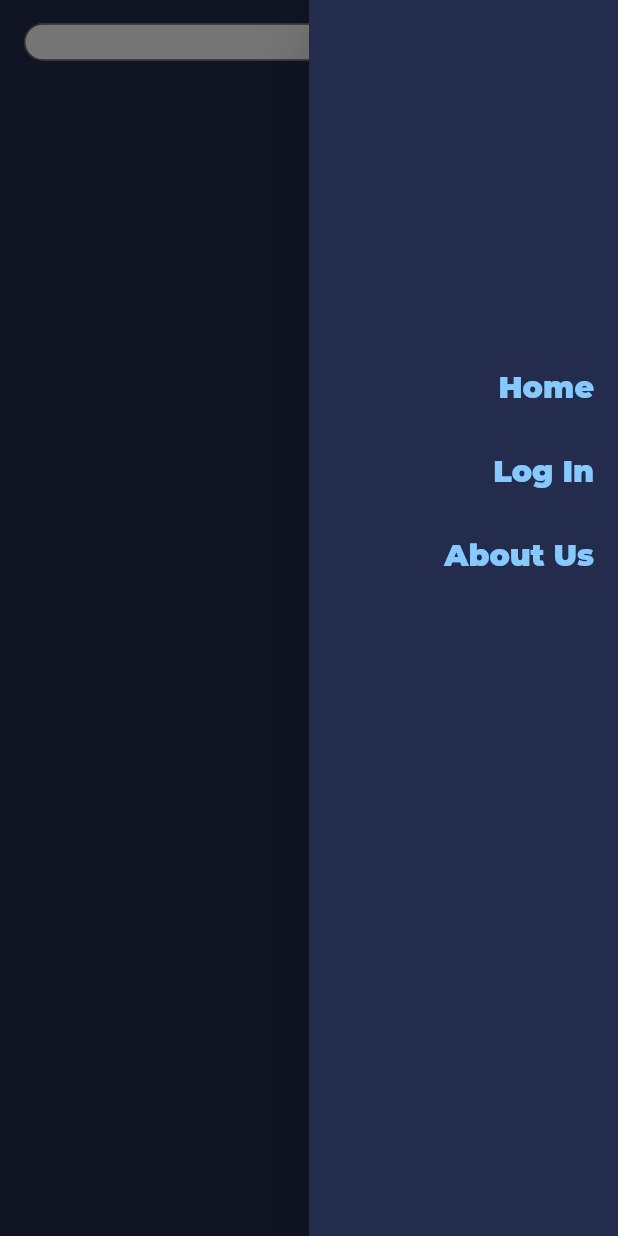
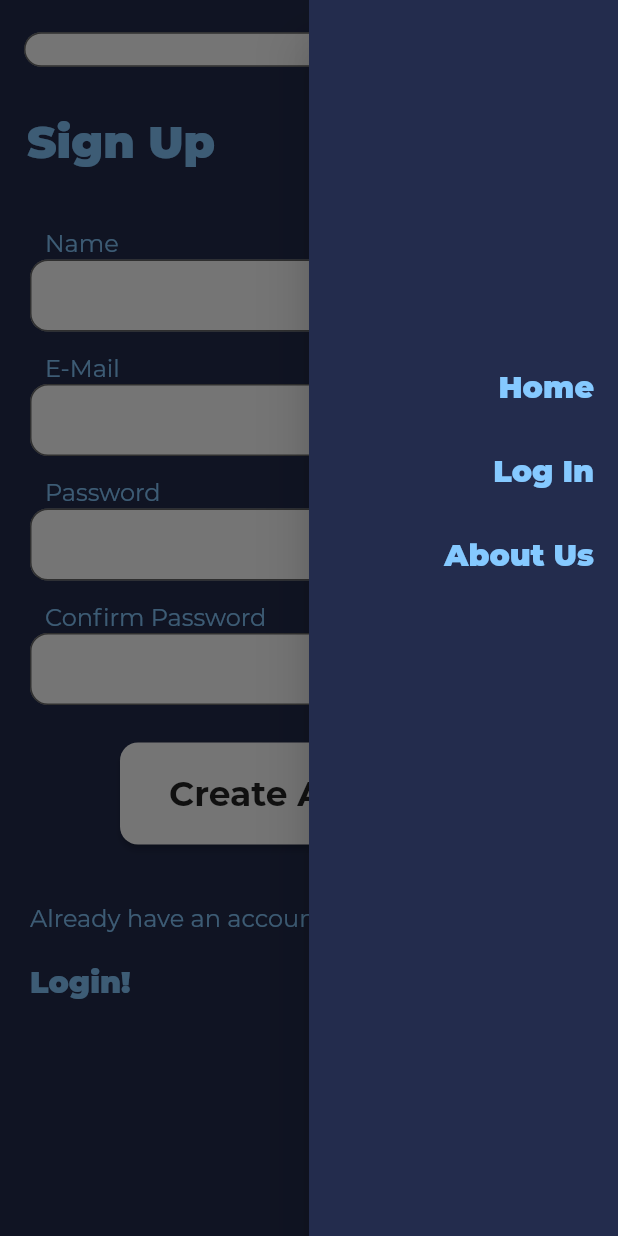
Before and after one commit to Piranova/InStockOutOfStock-ISOS, a Flutter app: the RegistrationView screen opened by its route, with the side drawer open, on a phone screen of 412 x 824 dp. Run offline on Flutter 3.47's test engine with Material 2 defaults, Android fonts, the light colour scheme and no system bars; Roboto replaces fonts that are missing (MontSerrat); project files that could hold a hidden picture were left out.

Commit message:
Created login and registration page issue #6

```diff
--- a/Frontend/lib/constants.dart
+++ b/Frontend/lib/constants.dart
@@ -6,3 +6,5 @@ const HOME = 'HOME';
 const CONTACT_US = 'CONTACT US';
 const INITIAL_ROUTE = '/';
 const REGISTRATION = 'REGISTRATION';
+const THANKYOU = 'THANKYOU'; // Thank you for signing up Page
+const EMAIL_CONFIRMATION = 'EMAIL_CONFIRMATION';
--- /dev/null
+++ b/Frontend/lib/custom-widgets/custom-app-bar.dart
@@ -0,0 +1,37 @@
+import 'package:flutter/material.dart';
+
+class CustomAppBar extends StatelessWidget implements PreferredSizeWidget {
+  final chosenBackGroundColor = Color.fromRGBO(35, 44, 77, 1);
+  final chosenTextColour = Color.fromRGBO(133, 201, 255, 1);
+
+  @override
+  Widget build(BuildContext context) {
+
+    return Container(
+      margin: EdgeInsets.fromLTRB(0, 10, 15, 0),
+      child: AppBar(
+          automaticallyImplyLeading: false,
+          backgroundColor: chosenBackGroundColor,
+          iconTheme: new IconThemeData(color: chosenTextColour),
+
+          title: Container(
+            width: MediaQuery.of(context).size.width * 0.75,
+            height: 23,
+            child: TextField(
+              decoration: InputDecoration(
+                filled: true,
+                fillColor: Colors.white,
+                border: OutlineInputBorder(
+                    borderRadius: BorderRadius.all(Radius.circular(25))),
+              ),
+            ),
+          ),
+          elevation: 0,
+        ),
+    );
+  }
+
+  @override
+  Size get preferredSize => new Size.fromHeight(kToolbarHeight);
+
+}
--- /dev/null
+++ b/Frontend/lib/custom-widgets/custom-drawer.dart
@@ -0,0 +1,46 @@
+import 'package:flutter/material.dart';
+
+class CustomDrawer extends StatelessWidget {
+  final chosenBackGroundColor = Color.fromRGBO(35, 44, 77, 1);
+  final chosenTextColour = Color.fromRGBO(133, 201, 255, 1);
+
+  @override
+  Widget build(BuildContext context) {
+    return Container(
+      width: MediaQuery.of(context).size.width * 0.5,
+      child: Theme(
+        data: Theme.of(context).copyWith(
+          canvasColor:
+              chosenBackGroundColor, //This will change the drawer background to blue.
+          //other styles
+        ),
+        child: Drawer(
+            child: ListView(
+          children: <Widget>[
+            SizedBox(height: 230),
+            ListTile(
+                title: GestureDetector(
+                    onTap: () {
+                      Navigator.pushNamed(context, "HOME");
+                    },
+                    child: Text("Home", textAlign: TextAlign.right, style: TextStyle(fontSize: 20, color: chosenTextColour, fontFamily: 'MontSerrat', fontWeight: FontWeight.w900)))),
+            ListTile(
+                title: GestureDetector(
+                    onTap: () {
+                      Navigator.pushNamed(context, "LOGIN");
+                    },
+                    child:
+                        Container(child: Text("Log In", textAlign: TextAlign.right, style: TextStyle(fontSize: 20, color: chosenTextColour,fontFamily: 'MontSerrat', fontWeight: FontWeight.w900))))),
+            ListTile(
+                title: GestureDetector(
+                    onTap: () {
+                      Navigator.pushNamed(context, "HOME"); // TO BE CHANGED TO About US
+                    },
+                    child:
+                        Text("About Us", textAlign: TextAlign.right, style: TextStyle(fontSize: 20,color: chosenTextColour,fontFamily: 'MontSerrat', fontWeight: FontWeight.w900)))),
+          ],
+        )),
+      ),
+    );
+  }
+}
--- a/Frontend/lib/registration.dart
+++ b/Frontend/lib/registration.dart
@@ -1,6 +1,8 @@
 import 'package:flutter/material.dart';
-import './custom-pages/custom-drawer.dart';
-import './custom-pages/custom-app-bar.dart';
+import './custom-widgets/custom-drawer.dart';
+import './custom-widgets/custom-app-bar.dart';
+import 'constants.dart' as Constants;
+import 'router.dart' as router;
 
 class RegistrationView extends StatefulWidget {
   @override
@@ -8,14 +10,110 @@ class RegistrationView extends StatefulWidget {
 }
 
 class _RegistrationViewState extends State<RegistrationView> {
+  final textColour = Color.fromRGBO(133, 201, 255, 1);
+
+  //Return a padding widget with nested text inside
+  Padding createText(text, topPadding) {
+    return Padding(
+      padding: EdgeInsets.fromLTRB(30, topPadding, 20, 0),
+      child: Text(text,
+          style: TextStyle(
+              fontSize: 16,
+              color: textColour,
+              fontFamily: 'Montserrat',
+              fontWeight: FontWeight.w400)),
+    );
+  }
+
+  //Return the text input field
+  Container createInputField() {
+    return Container(
+      margin: EdgeInsets.only(left: 20, right: 20),
+      child: TextField(
+        decoration: InputDecoration(
+          filled: true,
+          fillColor: Colors.white,
+          contentPadding: const EdgeInsets.fromLTRB(20, 0, 20, 0),
+          border: OutlineInputBorder(
+              borderRadius: BorderRadius.all(Radius.circular(12))),
+        ),
+      ),
+    );
+  }
+
+  // Each InputField needs to have a Padding Widget On Top
   @override
   Widget build(BuildContext context) {
     return Scaffold(
-      backgroundColor: Color.fromRGBO(35, 44, 77, 1),
-      appBar: CustomAppBar(),
-      endDrawer: CustomDrawer(),
-      // BEFORE MOVE ON, LETS SEE HOW TO POSITION THE DRAWSER MUSHROm
-
-    );
+        backgroundColor: Color.fromRGBO(35, 44, 77, 1),
+        appBar: CustomAppBar(),
+        endDrawer: CustomDrawer(),
+        // BEFORE MOVE ON, LETS SEE HOW TO POSITION THE DRAWSER MUSHROm
+        body: ListView(children: <Widget>[
+          Padding(
+            padding: const EdgeInsets.fromLTRB(18, 20, 0, 0),
+            child: Row(
+              children: <Widget>[
+                Text("Sign Up",
+                    style: TextStyle(
+                        fontSize: 30,
+                        color: textColour,
+                        fontWeight: FontWeight.w900,
+                        fontFamily: 'Montserrat')),
+              ],
+            ),
+          ),
+          createText("Name", 40.0),
+          createInputField(),
+          createText("E-Mail", 15.0),
+          createInputField(),
+          createText("Password", 15.0),
+          createInputField(),
+          createText("Confirm Password", 15.0),
+          createInputField(),
+          Container(
+              margin: EdgeInsets.fromLTRB(80, 25, 80, 0),
+              // width: 200,
+              child: RaisedButton(
+                padding: EdgeInsets.fromLTRB(0, 20, 0, 20),
+                color: Colors.white,
+                child: Text('Create Account',
+                    style: TextStyle(
+                      fontSize: 23,
+                      fontWeight: FontWeight.w600,
+                      fontFamily: 'Montserrat',
+                    )),
+                onPressed: () {
+                  Navigator.pushReplacementNamed(this.context, router.THANKYOU,
+                      arguments: Constants.THANKYOU);
+                },
+                shape: RoundedRectangleBorder(
+                    borderRadius: BorderRadius.circular(12)),
+              )),
+          Padding(
+            padding: EdgeInsets.fromLTRB(20, 40, 20, 20),
+            child: Text("Already have an account?",
+                style: TextStyle(
+                    fontSize: 16,
+                    color: textColour,
+                    fontFamily: 'Montserrat',
+                    fontWeight: FontWeight.w400)),
+          ),
+          Padding(
+            padding: EdgeInsets.fromLTRB(20, 0, 20, 0),
+            child: GestureDetector(
+              onTap: () {
+                Navigator.pushNamed(context, "LOGIN");
+              },
+              child: Text("Login!",
+                  style: TextStyle(
+                    fontSize: 20,
+                    color: textColour,
+                    fontFamily: 'Montserrat',
+                    fontWeight: FontWeight.w900,
+                  )),
+            ),
+          ),
+        ]));
   }
 }
--- a/Frontend/lib/router.dart
+++ b/Frontend/lib/router.dart
@@ -4,10 +4,14 @@ import 'package:letsfightcovid19/home-view.dart';
 import 'login-view.dart';
 import 'registration.dart';
 import 'constants.dart' as Constants;
+import 'thank-you-view.dart';
+import 'email-confirmation-view.dart';
 
 const String HOME = Constants.INITIAL_ROUTE;
 const String LOGIN = Constants.LOGIN;
 const String REGISTRATION = Constants.REGISTRATION;
+const String THANKYOU = Constants.THANKYOU;
+const String EMAIL_CONFIRMATION = Constants.EMAIL_CONFIRMATION;
 
 Route<dynamic> generateRoute(RouteSettings routeSettings)
 {
@@ -26,7 +30,14 @@ Route<dynamic> generateRoute(RouteSettings routeSettings)
     case REGISTRATION:
       return MaterialPageRoute(builder: (context) => RegistrationView());
       break;
+    case THANKYOU:
+      return MaterialPageRoute(builder: (context) => ThankYouView());
+      break;
+    case EMAIL_CONFIRMATION:
+      return MaterialPageRoute(builder: (context) => EmailConfirmationView());
+      break;
     default:
       return MaterialPageRoute(builder: (context) => HomeView());
+      //HomeView as default
   }
 }
```
Also changed, not shown: Frontend/lib/email-confirmation-view.dart (added, +47 -0 lines), Frontend/lib/login-view.dart (+37 -37 lines), Frontend/lib/thank-you-view.dart (added, +46 -0 lines).
